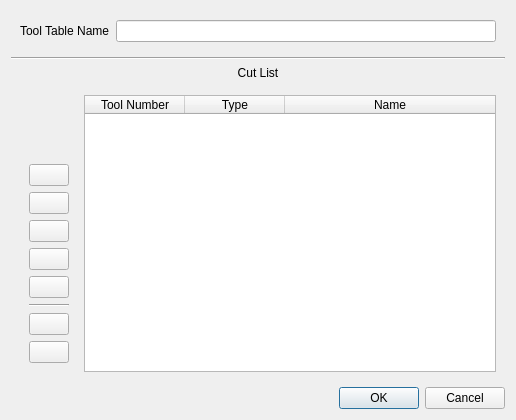
This is buildbotics/resources/ui/tooltable.ui in DougCoffland/FreeCADGCodeWB as Qt 5 draws it before an edit. The edited form follows.
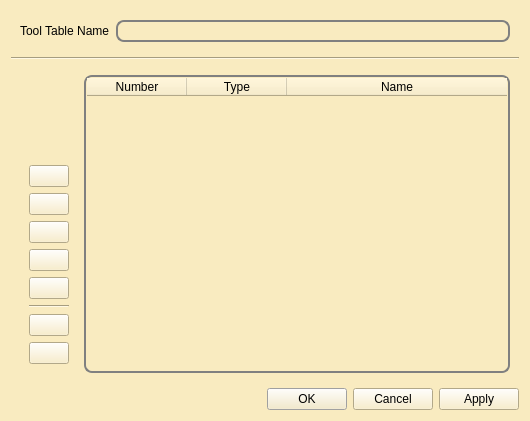
This is the edited form. Icons and pictures are not drawn.

Commit message: implemented tooltable gui and integrated it with tool gui

Patch:
```diff
--- a/buildbotics/resources/ui/tooltable.ui
+++ b/buildbotics/resources/ui/tooltable.ui
@@ -9,16 +9,40 @@
    <rect>
     <x>0</x>
     <y>0</y>
-    <width>516</width>
-    <height>420</height>
+    <width>530</width>
+    <height>421</height>
    </rect>
   </property>
   <property name="windowTitle">
    <string>Define Tool Table</string>
   </property>
+  <property name="styleSheet">
+   <string notr="true">font: 75 italic 16pt &quot;Gentium&quot;;
+selection-background-color: rgb(255, 255, 255);
+background-color: rgb(249, 235, 192);
+
+</string>
+  </property>
   <layout class="QVBoxLayout" name="verticalLayout_2">
    <item>
     <widget class="QFrame" name="frame">
+     <property name="styleSheet">
+      <string notr="true">QLineEdit {
+padding: 1px;
+border-style: solid;
+border: 2px solid gray;
+border-radius: 8px;
+background-color: 'white';
+}
+
+QTableWidget {
+padding: 1px;
+border-style: solid;
+border: 2px solid gray;
+border-radius: 8px;
+background-color: 'white';
+}</string>
+     </property>
      <property name="frameShape">
       <enum>QFrame::NoFrame</enum>
      </property>
@@ -46,18 +70,25 @@
      </property>
     </widget>
    </item>
-   <item>
-    <widget class="QLabel" name="label_2">
-     <property name="text">
-      <string>Cut List</string>
-     </property>
-     <property name="alignment">
-      <set>Qt::AlignCenter</set>
-     </property>
-    </widget>
-   </item>
    <item>
     <widget class="QFrame" name="frame_3">
+     <property name="styleSheet">
+      <string notr="true">QLineEdit {
+padding: 1px;
+border-style: solid;
+border: 2px solid gray;
+border-radius: 8px;
+background-color: 'white';
+}
+
+QTableWidget {
+padding: 1px;
+border-style: solid;
+border: 2px solid gray;
+border-radius: 8px;
+background-color: 'white';
+}</string>
+     </property>
      <property name="frameShape">
       <enum>QFrame::NoFrame</enum>
      </property>
@@ -169,15 +200,12 @@
       </item>
       <item>
        <widget class="QTableWidget" name="tableWidget">
-        <property name="sizeAdjustPolicy">
-         <enum>QAbstractScrollArea::AdjustToContents</enum>
-        </property>
         <attribute name="horizontalHeaderStretchLastSection">
          <bool>true</bool>
         </attribute>
         <column>
          <property name="text">
-          <string>Tool Number</string>
+          <string>Number</string>
          </property>
         </column>
         <column>
@@ -198,7 +226,7 @@
    <item>
     <widget class="QDialogButtonBox" name="buttonBox">
      <property name="standardButtons">
-      <set>QDialogButtonBox::Cancel|QDialogButtonBox::Ok</set>
+      <set>QDialogButtonBox::Apply|QDialogButtonBox::Cancel|QDialogButtonBox::Ok</set>
      </property>
     </widget>
    </item>
```
Left out of the diff: 23 changed lines with no effect on the pictures. The commit also changes 5 other files.
